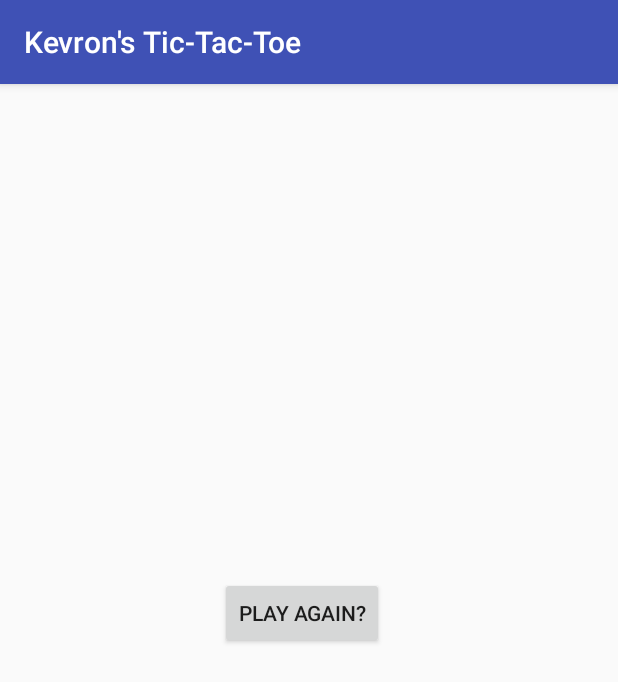
After one commit to kevronr1818/TicTacToe, an Android app: the ResultActivity screen opened directly, with no data from a screen before it, on a phone screen of 412 x 824 dp. The commit adds this screen. Shown: the top 682 px of the screen. Run offline under Robolectric (Android 15) with nearby library versions, the phone set to English and light mode, and no system bars.

Commit message:
Updated code 5/1/2017

```diff
--- a/app/src/main/AndroidManifest.xml
+++ b/app/src/main/AndroidManifest.xml
@@ -23,6 +23,7 @@
                 <category android:name="android.intent.category.LAUNCHER" />
             </intent-filter>
         </activity>
+        <activity android:name=".ResultActivity"></activity>
     </application>
 
 </manifest>
--- /dev/null
+++ b/app/src/main/java/krobertsoncsc335/tictactoe/ResultActivity.java
@@ -0,0 +1,32 @@
+package krobertsoncsc335.tictactoe;
+
+import android.content.Intent;
+import android.support.v7.app.AppCompatActivity;
+import android.os.Bundle;
+import android.view.View;
+import android.widget.TextView;
+
+public class ResultActivity extends AppCompatActivity {
+
+    @Override
+    protected void onCreate(Bundle savedInstanceState) {
+        super.onCreate(savedInstanceState);
+        setContentView(R.layout.activity_result);
+
+        TextView txtResult = (TextView)findViewById(R.id.txtResult);
+
+        Intent intent = getIntent();
+
+        String result = intent.getStringExtra("result");
+        txtResult.setText(result);
+    }
+
+    public void playAgainClicked (View view){
+        Intent i = getApplicationContext().getPackageManager()
+                .getLaunchIntentForPackage(getApplicationContext().getPackageName() );
+
+        i.addFlags(Intent.FLAG_ACTIVITY_CLEAR_TOP | Intent.FLAG_ACTIVITY_NEW_TASK );
+        startActivity(i);
+
+    }
+}
--- /dev/null
+++ b/app/src/main/res/layout/activity_result.xml
@@ -0,0 +1,27 @@
+<?xml version="1.0" encoding="utf-8"?>
+<RelativeLayout xmlns:android="http://schemas.android.com/apk/res/android"
+    xmlns:app="http://schemas.android.com/apk/res-auto"
+    xmlns:tools="http://schemas.android.com/tools"
+    android:layout_width="match_parent"
+    android:layout_height="match_parent"
+    tools:context="krobertsoncsc335.tictactoe.ResultActivity">
+
+    <TextView
+        android:id="@+id/txtResult"
+        android:layout_width="100dp"
+        android:layout_height="100dp"
+        android:layout_alignParentTop="true"
+        android:layout_centerHorizontal="true"
+        android:layout_marginTop="161dp"
+        android:text="@string/result" />
+
+    <Button
+        android:id="@+id/btnPlayAgain"
+        android:layout_width="wrap_content"
+        android:layout_height="wrap_content"
+        android:layout_alignEnd="@+id/txtResult"
+        android:layout_below="@+id/txtResult"
+        android:layout_marginTop="67dp"
+        android:onClick="playAgainClicked"
+        android:text="@string/play_again" />
+</RelativeLayout>
--- a/app/src/main/res/values/strings.xml
+++ b/app/src/main/res/values/strings.xml
@@ -1,3 +1,7 @@
 <resources>
     <string name="app_name">Kevron\'s Tic-Tac-Toe</string>
+
+    <string name="result">The winner is: </string>
+    <string name="play_again">Play Again?</string>
+
 </resources>
```
Also changed, not shown: app/src/main/java/krobertsoncsc335/tictactoe/GameActivity.java (+22 -0 lines), app/src/main/java/krobertsoncsc335/tictactoe/GameBoard.java (+148 -10 lines), app/src/main/java/krobertsoncsc335/tictactoe/GameSurfaceView.java (+8 -1 lines).
